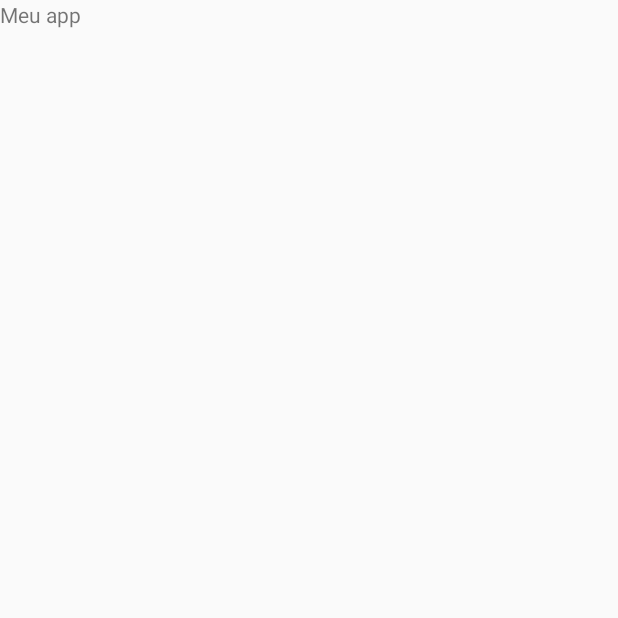
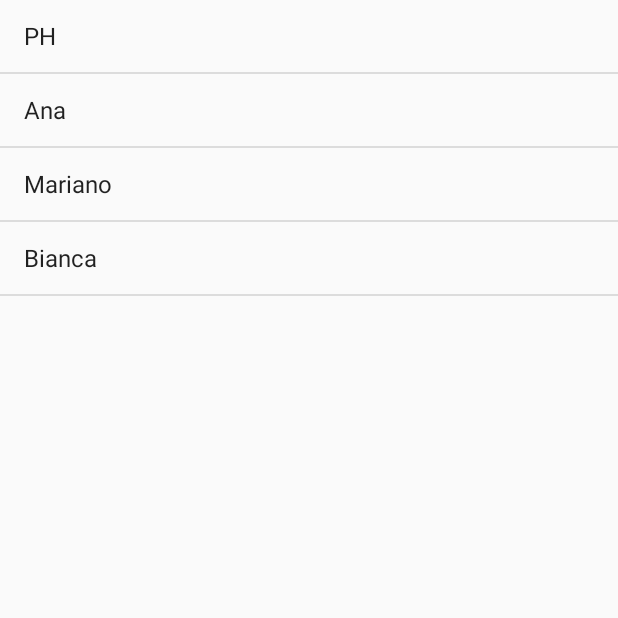
Before and after one commit to PHANRTR/diary-project-android, an Android app: the screen it shows after launch (MainActivity), on a phone screen of 412 x 824 dp, the top half of it. Before the commit the part shown is almost empty. Run offline under Robolectric (Android 15) with nearby library versions, the phone set to English and light mode, and no system bars.

Commit message:
Creating layout and list of students

```diff
--- a/app/build.gradle
+++ b/app/build.gradle
@@ -25,4 +25,5 @@ dependencies {
     testImplementation 'junit:junit:4.12'
     androidTestImplementation 'androidx.test.ext:junit:1.1.0'
     androidTestImplementation 'androidx.test.espresso:espresso-core:3.1.1'
+    implementation 'com.google.android.material:material:1.0.0'
 }
--- a/app/src/main/java/com/br/agenda/MainActivity.java
+++ b/app/src/main/java/com/br/agenda/MainActivity.java
@@ -2,18 +2,27 @@ package com.br.agenda;
 
 import android.app.Activity;
 import android.os.Bundle;
-import android.widget.TextView;
-import android.widget.Toast;
+import android.widget.ArrayAdapter;
+import android.widget.ListView;
 
 import androidx.annotation.Nullable;
+
+import java.util.ArrayList;
+import java.util.Arrays;
+import java.util.List;
 
 public class MainActivity extends Activity {
 
     @Override
     protected void onCreate(@Nullable Bundle savedInstanceState) {
+
         super.onCreate(savedInstanceState);
-        TextView aluno = new TextView(this);
-        aluno.setText("Meu app");
-        setContentView(aluno);
+        setContentView(R.layout.activity_main);
+
+        List<String> students = new ArrayList<>(Arrays.asList("PH", "Ana", "Mariano", "Bianca"));
+
+        ListView listStudents = findViewById(R.id.activity_main_list_of_students);
+
+        listStudents.setAdapter(new ArrayAdapter<>(this, android.R.layout.simple_list_item_1, students));
     }
 }
--- /dev/null
+++ b/app/src/main/res/layout/activity_main.xml
@@ -0,0 +1,10 @@
+<?xml version="1.0" encoding="utf-8"?>
+<LinearLayout xmlns:android="http://schemas.android.com/apk/res/android"
+    android:orientation="vertical" android:layout_width="match_parent"
+    android:layout_height="match_parent">
+
+    <ListView
+        android:id="@+id/activity_main_list_of_students"
+        android:layout_width="match_parent"
+        android:layout_height="match_parent" />
+</LinearLayout>
```
